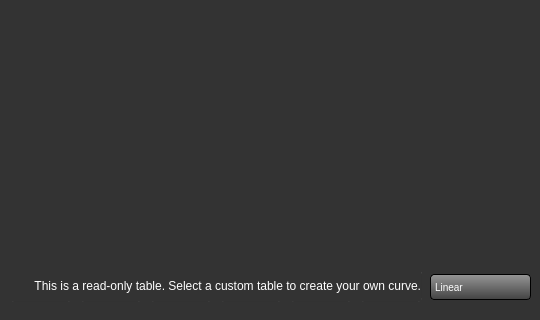
This is qt-qunexus/tableviewerform.ui in roge-rm/qunexus-qt6 as Qt 5 draws it before an edit; both pictures show x 0 to 540 and y 280 to 600 of the 540 by 600 pixel window. The edited form follows.
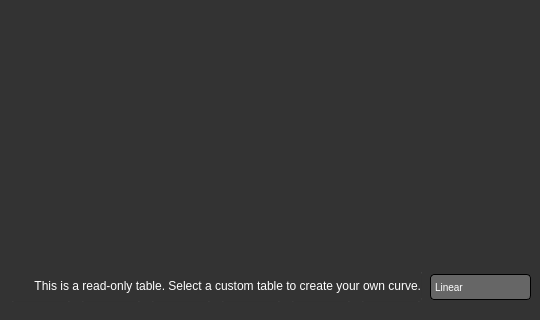
This is the edited form. Icons and pictures are not drawn.

Commit message: v2.1.0A beta prelim -Removed QML errors -New FW update process implemented -Added UI hints to help connection issues -Cleanup -Added calibration tab to perKeySensitivities, but hidden for now -Font fixes

```diff
--- a/qt-qunexus/tableviewerform.ui
+++ b/qt-qunexus/tableviewerform.ui
@@ -196,6 +196,79 @@
       <height>26</height>
      </rect>
     </property>
+    <property name="styleSheet">
+     <string notr="true">
+/*----------- QComboBox ------------*/
+
+QComboBox {
+        font-family: &quot;Droid Sans&quot;;
+        font-size: 10px;
+        background: #666;
+        padding: 2px 4px;
+        border-style: outset;
+        border-radius: 4px;
+        border-width: 1px;
+        border-color: black;
+        color: white;
+}
+
+QComboBox::drop-down {
+        border-radius:0;
+        border-left-color: darkgray;
+        border-left-style: solid;
+        border-width: 1pt;
+        border: 1px;
+        margin: 0px;
+        padding: 0px;
+        background-color: transparent;
+        color: white;
+}
+
+
+QComboBox::drop-down:button {
+        width: 15px;
+        height: 15px;
+}
+
+QComboBox::down-arrow {
+        image: url(:/images/resources/images/white-drop-down-arrow-gray.png);
+        width: 10px;
+        height: 10px;
+        top: 2px;
+        right: 3px;
+}
+QComboBox::down-arrow:disabled {
+        image: url(url(:/images/resources/images/Arrow.png));
+        right: 30px;
+}
+
+QComboBox QListView {
+        background: rgba(67, 67, 67, 255);
+        color: rgb(220, 220, 220);
+        min-height: 90px;
+    	   min-width: 100px;
+        margin: 0 0 0 0;
+}
+
+QComboBox QListView::item {
+        background: rgba(67, 67, 67, 255);
+        border: 0px;
+        color: white;
+}
+
+QComboBox QListView::item:hover {
+        background: rgba(67, 67, 67, 255);
+        border: 0;
+        color: white;
+}
+
+QToolTip {
+    background: #006599;
+    color: white;
+}
+
+</string>
+    </property>
     <item>
      <property name="text">
       <string>Linear</string>
```
The commit also changes 17 other files.
